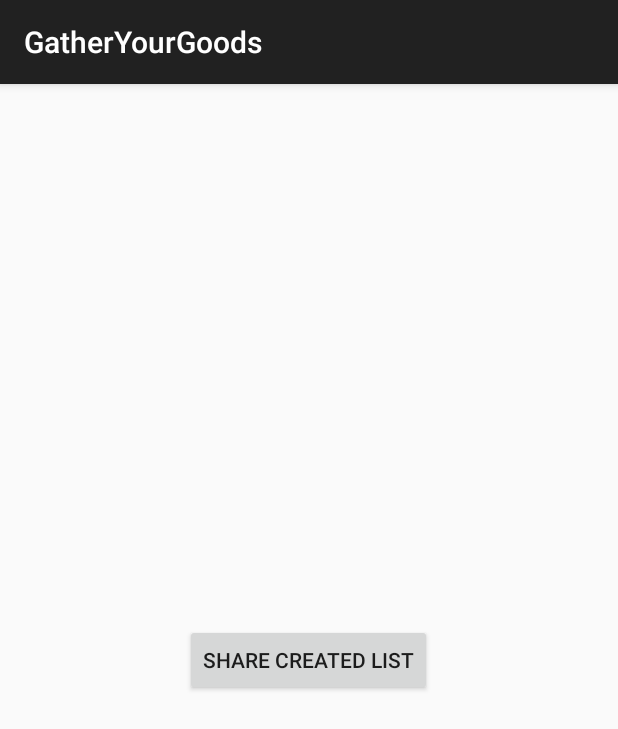
After one commit to ajs476/iBuy, an Android app: the ShareListActivity screen opened directly, with no data from a screen before it, on a phone screen of 412 x 824 dp. The commit adds this screen. Shown: the top 729 px of the screen. Run offline under Robolectric (Android 15) with nearby library versions, the phone set to English and light mode, and no system bars; 2 statements that could not run were skipped.

```diff
--- a/app/src/main/AndroidManifest.xml
+++ b/app/src/main/AndroidManifest.xml
@@ -23,6 +23,8 @@
             />
         <activity android:name=".InitialSelectionActivity"
             />
+        <activity android:name=".ShareListActivity"
+            />
 
     </application>
 
--- a/app/src/main/java/cs399/sp/gatheryourgoods/LoadList.java
+++ b/app/src/main/java/cs399/sp/gatheryourgoods/LoadList.java
@@ -21,6 +21,7 @@ public class LoadList extends AppCompatActivity {
     public ArrayList<Item> results2;
     public CustomListAdapter myAdapter;
     public boolean isChecked;
+    public static String[] tokens;
 
     @Override
     protected void onCreate(Bundle savedInstanceState){
--- /dev/null
+++ b/app/src/main/java/cs399/sp/gatheryourgoods/ShareListActivity.java
@@ -0,0 +1,85 @@
+package cs399.sp.gatheryourgoods;
+
+import android.content.Intent;
+import android.content.SharedPreferences;
+import android.net.Uri;
+import android.os.Bundle;
+import android.preference.PreferenceManager;
+import android.support.v7.app.AppCompatActivity;
+import android.util.Log;
+import android.view.View;
+import android.widget.Button;
+import android.widget.Toast;
+
+/**
+ * Created by Alex on 11/22/2015.
+ */
+public class ShareListActivity extends AppCompatActivity {
+
+
+    public String email ="Shopping List: \n\n";
+
+    @Override
+    public void onCreate(Bundle savedInstanceBundle){
+        super.onCreate(savedInstanceBundle);
+        setContentView(R.layout.share);
+
+
+        SharedPreferences preferences = PreferenceManager.getDefaultSharedPreferences(this);
+        String itemsList = preferences.getString("itemList", "");
+        String delims = "[,!@]+";
+        String[] tokens = itemsList.split(delims);
+        String namelist = "";
+        String catlist = "";
+        String amtlist = "";
+        int length = tokens.length;
+        // grab item names
+        for(int i = 0; i<length; i+=3) {
+            // create new item
+            Item newItem = new Item();
+            // grab item names
+            namelist = tokens[i];
+            newItem.setItemName(namelist);
+            // grab item categories
+            catlist = tokens[i+1];
+            newItem.setItemCategory(catlist);
+            // grab item amounts
+            amtlist = tokens[i+2];
+            newItem.setItemAmount(amtlist);
+            email += namelist+": "+amtlist+" ("+catlist+")\n";
+        }
+
+
+        Button shareListButton = (Button)findViewById(R.id.buttonShareCreatedList);
+        shareListButton.setOnClickListener(new View.OnClickListener() {
+            @Override
+            public void onClick(View v) {
+
+
+                    Log.i("Send email", "");
+
+                    String[] TO = {""};
+                    //String[] CC = {"xyz@gmail.com"};
+                    Intent emailIntent = new Intent(Intent.ACTION_SEND);
+                    emailIntent.setData(Uri.parse("mailto:"));
+                    emailIntent.setType("text/plain");
+
+
+                    emailIntent.putExtra(Intent.EXTRA_EMAIL, TO);
+                    //emailIntent.putExtra(Intent.EXTRA_CC, CC);
+                    emailIntent.putExtra(Intent.EXTRA_SUBJECT, "GatherYourGoods List");
+                    emailIntent.putExtra(Intent.EXTRA_TEXT, email);
+
+                    try {
+                        startActivity(Intent.createChooser(emailIntent, "Share "));
+                        finish();
+                        Log.i("Finished sending email.", "");
+                    } catch (android.content.ActivityNotFoundException ex) {
+                        Toast.makeText(ShareListActivity.this,
+                                "There is no email client installed.", Toast.LENGTH_SHORT).show();
+
+                }
+            }
+        });
+    }
+    }
--- /dev/null
+++ b/app/src/main/res/layout/share.xml
@@ -0,0 +1,12 @@
+<?xml version="1.0" encoding="utf-8"?>
+<RelativeLayout xmlns:android="http://schemas.android.com/apk/res/android"
+    android:layout_width="match_parent" android:layout_height="match_parent">
+
+    <Button
+        android:layout_width="wrap_content"
+        android:layout_height="wrap_content"
+        android:text="Share Created List"
+        android:id="@+id/buttonShareCreatedList"
+        android:layout_centerVertical="true"
+        android:layout_centerHorizontal="true" />
+</RelativeLayout>
```
Also changed, not shown: app/src/main/java/cs399/sp/gatheryourgoods/CreateListActivity.java (+13 -5 lines), app/src/main/java/cs399/sp/gatheryourgoods/MainActivity.java (+23 -0 lines).
